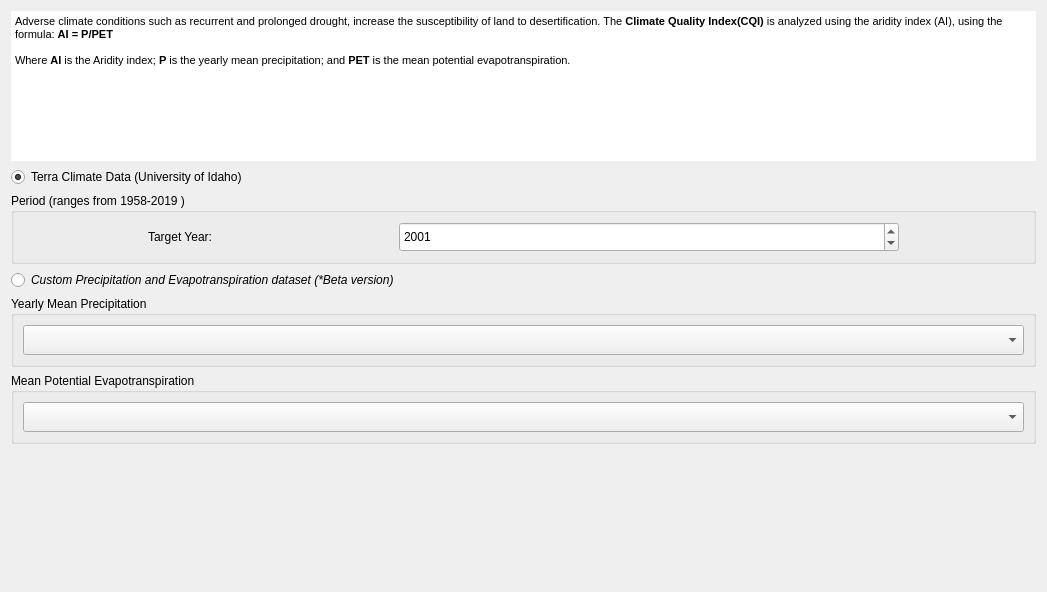
LocateIT/trends.earth, file MISLAND/gui/WidgetCQISetup.ui: the form before one commit.
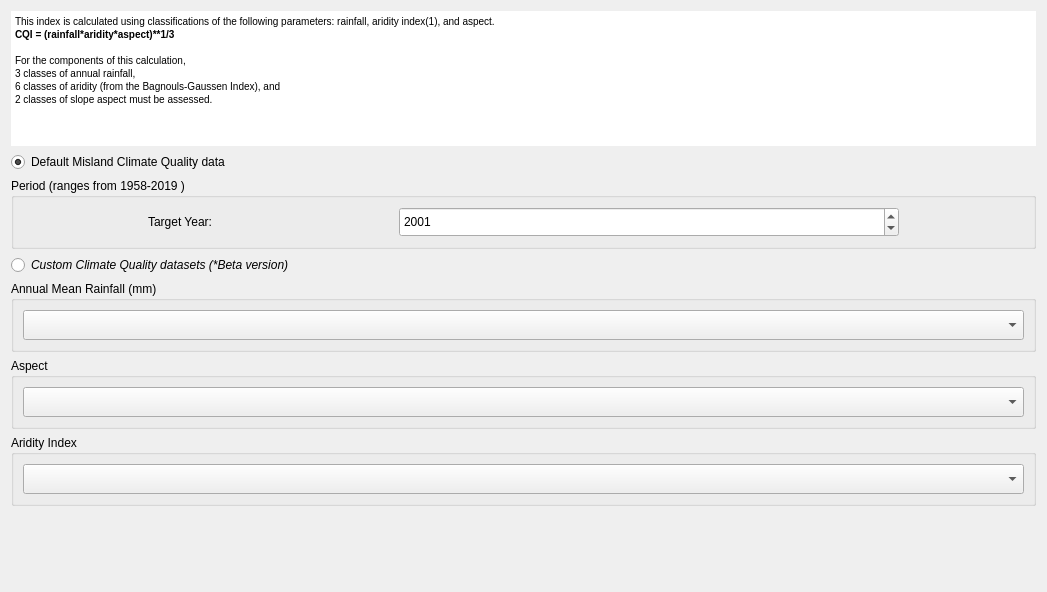
The form after the commit. Custom widgets are drawn as their Qt base class.

Commit message: added cqi & sqi custom input

```diff
--- a/MISLAND/gui/WidgetCQISetup.ui
+++ b/MISLAND/gui/WidgetCQISetup.ui
@@ -35,17 +35,21 @@
       <string>&lt;!DOCTYPE HTML PUBLIC &quot;-//W3C//DTD HTML 4.0//EN&quot; &quot;http://www.w3.org/TR/REC-html40/strict.dtd&quot;&gt;
 &lt;html&gt;&lt;head&gt;&lt;meta name=&quot;qrichtext&quot; content=&quot;1&quot; /&gt;&lt;style type=&quot;text/css&quot;&gt;
 p, li { white-space: pre-wrap; }
-&lt;/style&gt;&lt;/head&gt;&lt;body style=&quot; font-family:'MS Shell Dlg 2'; font-size:8pt; font-weight:400; font-style:normal;&quot;&gt;
-&lt;p style=&quot; margin-top:0px; margin-bottom:0px; margin-left:0px; margin-right:0px; -qt-block-indent:0; text-indent:0px;&quot;&gt;Adverse climate conditions such as recurrent and prolonged drought, increase the susceptibility of land to desertification. The &lt;span style=&quot; font-weight:600;&quot;&gt;Climate Quality Index(CQI)&lt;/span&gt; is analyzed using the aridity index (AI), using the formula: &lt;span style=&quot; font-weight:600;&quot;&gt;AI = P/PET&lt;/span&gt; &lt;/p&gt;
-&lt;p style=&quot;-qt-paragraph-type:empty; margin-top:0px; margin-bottom:0px; margin-left:0px; margin-right:0px; -qt-block-indent:0; text-indent:0px;&quot;&gt;&lt;br /&gt;&lt;/p&gt;
-&lt;p style=&quot; margin-top:0px; margin-bottom:0px; margin-left:0px; margin-right:0px; -qt-block-indent:0; text-indent:0px;&quot;&gt;Where &lt;span style=&quot; font-weight:600;&quot;&gt;AI&lt;/span&gt; is the Aridity index; &lt;span style=&quot; font-weight:600;&quot;&gt;P&lt;/span&gt; is the yearly mean precipitation; and &lt;span style=&quot; font-weight:600;&quot;&gt;PET&lt;/span&gt; is the mean potential evapotranspiration.&lt;/p&gt;&lt;/body&gt;&lt;/html&gt;</string>
+&lt;/style&gt;&lt;/head&gt;&lt;body style=&quot; font-family:'MS Shell Dlg 2'; font-size:7.8pt; font-weight:400; font-style:normal;&quot;&gt;
+&lt;p style=&quot; margin-top:0px; margin-bottom:0px; margin-left:0px; margin-right:0px; -qt-block-indent:0; text-indent:0px;&quot;&gt;This index is calculated using classifications of the following parameters: rainfall, aridity index(1), and aspect.&lt;/p&gt;
+&lt;p style=&quot; margin-top:0px; margin-bottom:0px; margin-left:0px; margin-right:0px; -qt-block-indent:0; text-indent:0px;&quot;&gt;&lt;span style=&quot; font-weight:600;&quot;&gt;CQI = (rainfall*aridity*aspect)**1/3&lt;/span&gt;&lt;/p&gt;
+&lt;p style=&quot;-qt-paragraph-type:empty; margin-top:0px; margin-bottom:0px; margin-left:0px; margin-right:0px; -qt-block-indent:0; text-indent:0px; font-weight:600;&quot;&gt;&lt;br /&gt;&lt;/p&gt;
+&lt;p style=&quot; margin-top:0px; margin-bottom:0px; margin-left:0px; margin-right:0px; -qt-block-indent:0; text-indent:0px;&quot;&gt;For the components of this calculation, &lt;/p&gt;
+&lt;p style=&quot; margin-top:0px; margin-bottom:0px; margin-left:0px; margin-right:0px; -qt-block-indent:0; text-indent:0px;&quot;&gt;3 classes of annual rainfall, &lt;/p&gt;
+&lt;p style=&quot; margin-top:0px; margin-bottom:0px; margin-left:0px; margin-right:0px; -qt-block-indent:0; text-indent:0px;&quot;&gt;6 classes of aridity (from the Bagnouls-Gaussen Index), and &lt;/p&gt;
+&lt;p style=&quot; margin-top:0px; margin-bottom:0px; margin-left:0px; margin-right:0px; -qt-block-indent:0; text-indent:0px;&quot;&gt;2 classes of slope aspect must be assessed.&lt;/p&gt;&lt;/body&gt;&lt;/html&gt;</string>
      </property>
     </widget>
    </item>
    <item>
     <widget class="QRadioButton" name="use_terra">
      <property name="text">
-      <string>Terra Climate Data (University of Idaho)</string>
+      <string>Default Misland Climate Quality data</string>
      </property>
      <property name="checked">
       <bool>true</bool>
@@ -143,7 +147,7 @@
       </font>
      </property>
      <property name="text">
-      <string>Custom Precipitation and Evapotranspiration dataset (*Beta version)</string>
+      <string>Custom Climate Quality datasets (*Beta version)</string>
      </property>
     </widget>
    </item>
@@ -153,7 +157,7 @@
       <bool>true</bool>
      </property>
      <property name="title">
-      <string>Yearly Mean Precipitation</string>
+      <string>Annual Mean Rainfall (mm)</string>
      </property>
      <layout class="QGridLayout" name="gridLayout_4">
       <item row="0" column="1">
@@ -187,7 +191,7 @@
       <bool>true</bool>
      </property>
      <property name="title">
-      <string>Mean Potential Evapotranspiration</string>
+      <string>Aspect </string>
      </property>
      <layout class="QGridLayout" name="gridLayout_6">
       <item row="0" column="1">
@@ -215,6 +219,37 @@
      </layout>
     </widget>
    </item>
+   <item>
+    <widget class="QGroupBox" name="groupBox">
+     <property name="title">
+      <string>Aridity Index</string>
+     </property>
+     <layout class="QGridLayout" name="gridLayout">
+      <item row="0" column="0">
+       <widget class="WidgetDataIOSelectTELayerImport" name="use_custom_pet_2">
+        <property name="enabled">
+         <bool>true</bool>
+        </property>
+        <property name="sizePolicy">
+         <sizepolicy hsizetype="Preferred" vsizetype="Minimum">
+          <horstretch>0</horstretch>
+          <verstretch>0</verstretch>
+         </sizepolicy>
+        </property>
+        <property name="minimumSize">
+         <size>
+          <width>0</width>
+          <height>30</height>
+         </size>
+        </property>
+        <property name="layer_type" stdset="0">
+         <string notr="true">Aridity Index</string>
+        </property>
+       </widget>
+      </item>
+     </layout>
+    </widget>
+   </item>
    <item>
     <spacer name="horizontalSpacer">
      <property name="orientation">
```
Left out of the diff: 1 changed line with no effect on the pictures. The commit also changes 26 other files.
